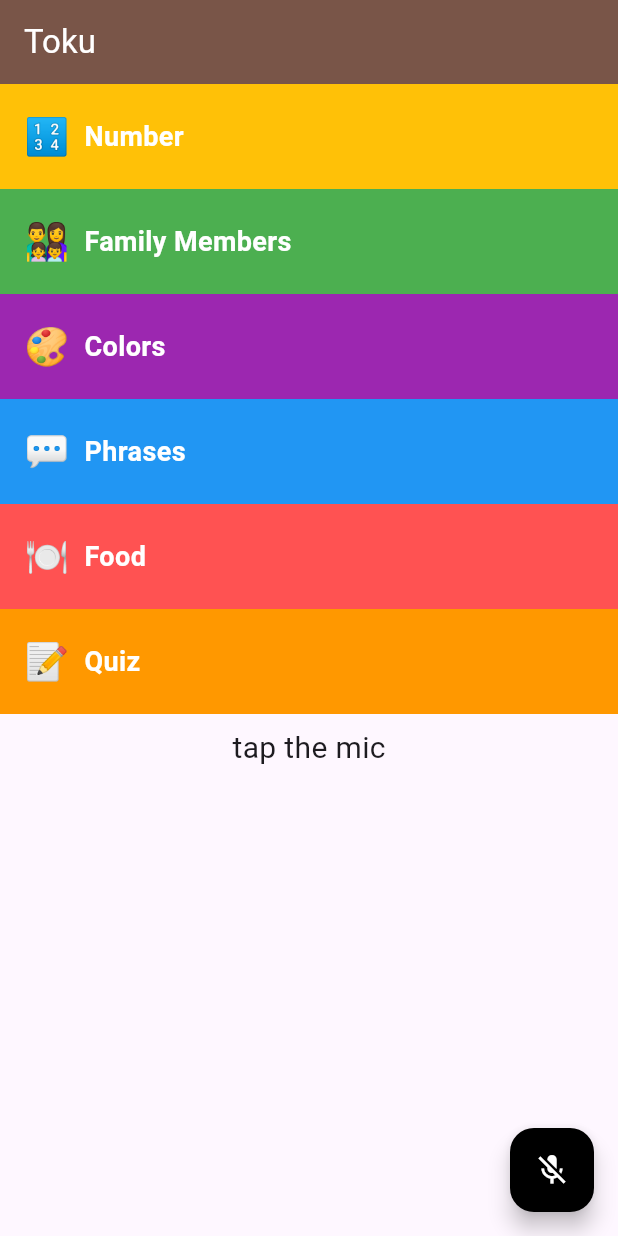
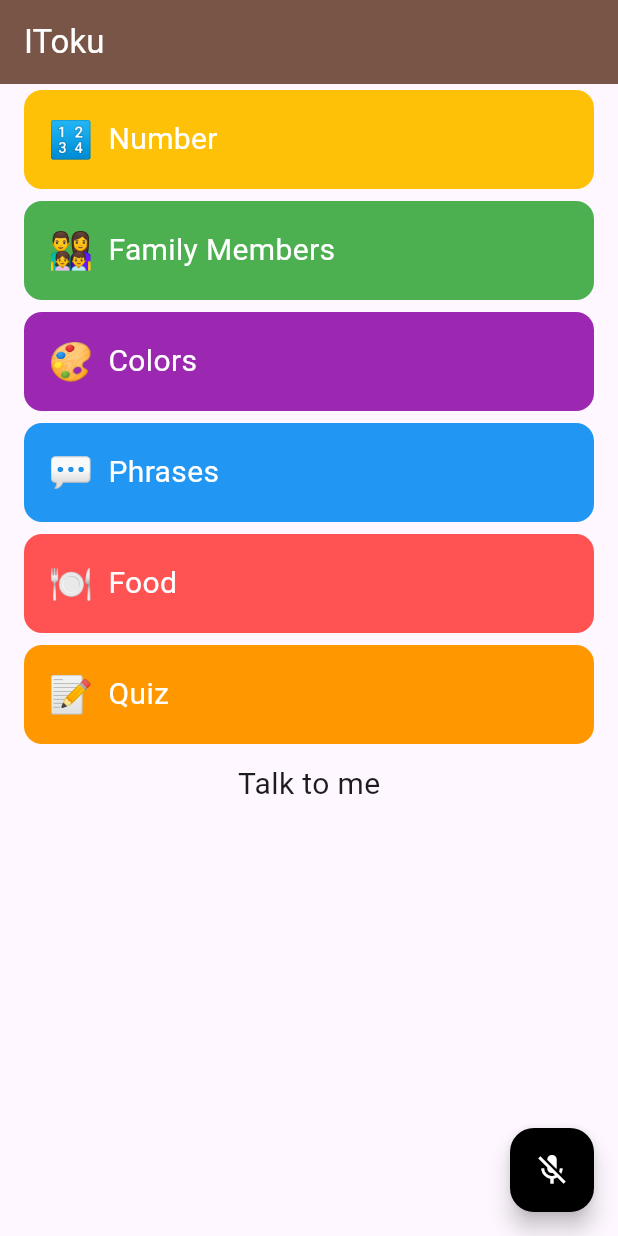
Before and after one commit to mohammedflutterpro/ITOKU_AOU, a Flutter app: the screen it shows after launch, on a phone screen of 412 x 824 dp. Run offline on Flutter 3.47's test engine with Material 3 defaults, Android fonts, the phone set to English and light mode, and no system bars; our stand-ins replace audioplayers, flutter_tts, speech_to_text; missing offline and left inert: kana_kit, translator.

Commit message:
add the translation.dart and speech_recognition.dart and also the audio player button

```diff
--- a/lib/Compononets/Category_Item.dart
+++ /dev/null
@@ -1,38 +0,0 @@
-import 'package:flutter/material.dart';
-
-class Category extends StatelessWidget {
-  Category({this.color, this.text, this.ontap, this.emoji}); // Add emoji parameter
-
-  String? text;
-  Color? color;
-  Function()? ontap;
-  String? emoji; // Add this line to accept an emoji
-
-  @override
-  Widget build(BuildContext context) {
-    return GestureDetector(
-      onTap: ontap,
-      child: Container(
-        alignment: Alignment.centerLeft,
-        padding: EdgeInsets.only(left: 16),
-        height: 70,
-        width: double.infinity,
-        color: color,
-        child: Row(
-          children: [
-            if (emoji != null) Text(emoji!, style: TextStyle(fontSize: 24)), // Display emoji if provided
-            SizedBox(width: 10), // Add some spacing between the emoji and text
-            Text(
-              text!,
-              style: TextStyle(
-                fontSize: 18,
-                color: Colors.white,
-                fontWeight: FontWeight.bold,
-              ),
-            ),
-          ],
-        ),
-      ),
-    );
-  }
-}
--- /dev/null
+++ b/lib/Compononets/WidgetsTranslation.dart
@@ -0,0 +1,56 @@
+import 'package:flutter/material.dart';
+import 'package:flutter_tts/flutter_tts.dart';
+
+class TranslationDialog {
+  static void show({
+    required BuildContext context,
+    required String originalText,
+    required String translatedText,
+    required String romaji,
+    required FlutterTts flutterTts,
+  }) {
+    showDialog(
+      context: context,
+      builder: (_) => AlertDialog(
+        title: Text('Japanese Pronunciation'),
+        content: Column(
+          mainAxisSize: MainAxisSize.min,
+          crossAxisAlignment: CrossAxisAlignment.start,
+          children: [
+            Text("English words:"),
+            Text(
+              originalText,
+              style: TextStyle(fontWeight: FontWeight.bold),
+            ),
+            SizedBox(height: 10),
+            Text("Japanese Translation:"),
+            Text(
+              translatedText,
+              style: TextStyle(fontWeight: FontWeight.bold),
+            ),
+            SizedBox(height: 10),
+            Text("Pronunciation (Romaji):"),
+            Text(
+              romaji,
+              style: TextStyle(fontWeight: FontWeight.bold),
+            ),
+          ],
+        ),
+        actions: [
+          TextButton(
+            onPressed: () => Navigator.of(context).pop(),
+            child: Text('OK'),
+          ),
+          TextButton(
+            onPressed: () {
+              flutterTts.setLanguage('ja-JP');
+              flutterTts.setSpeechRate(0.5);
+              flutterTts.speak(translatedText);
+            },
+            child: Text('Listen in Japanese'),
+          ),
+        ],
+      ),
+    );
+  }
+}
--- a/lib/data/phrases_data.dart
+++ b/lib/data/phrases_data.dart
@@ -60,4 +60,5 @@ final List<Map<String, dynamic>> phrasesData = [
   {"EnName": "I'm tired", "japName": "Tsukaremashita", "color": Colors.blueGrey.shade300},
   {"EnName": "It's hot", "japName": "Atsui desu", "color": Colors.red.shade600},
   {"EnName": "It's cold", "japName": "Samui desu", "color": Colors.blue.shade600},
+  {"EnName": "hello ", "japName": "Samui desu", "color": Colors.black},
 ];
--- a/lib/main.dart
+++ b/lib/main.dart
@@ -14,7 +14,7 @@ class MyApp extends StatelessWidget {
     return MaterialApp(
       debugShowCheckedModeBanner: false,
       title: 'ITOKU',
-      home: const HomePage_Toku(),
+      home: const HomePageToku(),
     );
   }
 }
--- /dev/null
+++ b/lib/model/Category_Item.dart
@@ -0,0 +1,37 @@
+import 'package:flutter/material.dart';
+
+class CategoryItem extends StatelessWidget {
+  final String text;
+  final String emoji;
+  final Color color;
+  final VoidCallback ontap;
+
+  const CategoryItem({
+    required this.text,
+    required this.emoji,
+    required this.color,
+    required this.ontap,
+  });
+
+  @override
+  Widget build(BuildContext context) {
+    return GestureDetector(
+      onTap: ontap,
+      child: Container(
+        padding: EdgeInsets.all(16),
+        margin: EdgeInsets.symmetric(vertical: 4, horizontal: 16),
+        decoration: BoxDecoration(
+          color: color,
+          borderRadius: BorderRadius.circular(12),
+        ),
+        child: Row(
+          children: [
+            Text(emoji, style: TextStyle(fontSize: 24)),
+            SizedBox(width: 10),
+            Text(text, style: TextStyle(fontSize: 20, color: Colors.white)),
+          ],
+        ),
+      ),
+    );
+  }
+}
--- a/lib/screen/0_Home_page.dart
+++ b/lib/screen/0_Home_page.dart
@@ -1,47 +1,45 @@
 import 'package:flutter/material.dart';
-import 'package:speech_to_text/speech_recognition_result.dart';
 import 'package:speech_to_text/speech_to_text.dart';
-import 'package:toku/Compononets/Category_Item.dart';
-import 'package:toku/screen/1_Numbers_Page.dart';
+import 'package:flutter_tts/flutter_tts.dart';
+import 'package:toku/screen/2_Family_Members.dart';
 import 'package:toku/screen/3_Colors.dart';
-import 'package:toku/screen/4_Phrases.dart';
-import 'package:toku/screen/Quiz/Quiz.dart';
 import 'package:translator/translator.dart';
-import '2_Family_Members.dart';
+import 'package:kana_kit/kana_kit.dart';
+import '../Compononets/WidgetsTranslation.dart';
+import '../model/Category_Item.dart';
+import '1_Numbers_Page.dart';
+import '4_Phrases.dart';
 import '5_food.dart';
-import 'package:kana_kit/kana_kit.dart';
-import 'package:flutter_tts/flutter_tts.dart';  // إضافة المكتبة
+import 'Quiz/Quiz.dart';
 
-class HomePage_Toku extends StatefulWidget {
-  const HomePage_Toku({super.key});
+class HomePageToku extends StatefulWidget {
+  const HomePageToku({Key? key}) : super(key: key);
 
   @override
-  State<HomePage_Toku> createState() => _HomePage_TokuState();
+  State<HomePageToku> createState() => _HomePageTokuState();
 }
 
-class _HomePage_TokuState extends State<HomePage_Toku> {
+class _HomePageTokuState extends State<HomePageToku> {
   final SpeechToText _speechToText = SpeechToText();
+  final FlutterTts _flutterTts = FlutterTts();
   bool _speechEnabled = false;
-  String _wordsspoking = '';
-  double _conLevel = 0;
-  FlutterTts _flutterTts = FlutterTts();  // إنشاء كائن FlutterTts
+  String _spokenWords = '';
+  double _confidence = 0.0;
 
   @override
   void initState() {
     super.initState();
-    initspeech();
+    _initializeSpeech();
   }
 
-  void initspeech() async {
+  void _initializeSpeech() async {
     _speechEnabled = await _speechToText.initialize();
     setState(() {});
   }
 
-  void _startlestining() async {
-    await _speechToText.listen(onResult: _onspeechresult);
-    setState(() {
-      _conLevel = 0;
-    });
+  void _startListening() async {
+    await _speechToText.listen(onResult: _onSpeechResult);
+    setState(() => _confidence = 0);
   }
 
   void _stopListening() async {
@@ -49,68 +47,26 @@ class _HomePage_TokuState extends State<HomePage_Toku> {
     setState(() {});
   }
 
-  void _onspeechresult(SpeechRecognitionResult result) async {
+  void _onSpeechResult(result) async {
     setState(() {
-      _wordsspoking = result.recognizedWords;
-      _conLevel = result.confidence ?? 0.0;
+      _spokenWords = result.recognizedWords;
+      _confidence = result.confidence ?? 0.0;
     });
 
     if (!_speechToText.isListening && result.finalResult) {
       final translator = GoogleTranslator();
-
-      // ترجمة النص من الإنجليزية إلى اليابانية
-      final translation = await translator.translate(
-        result.recognizedWords,
-        from: 'en',
-        to: 'ja',
-      );
+      final translation = await translator.translate(_spokenWords, from: 'en', to: 'ja');
       final kanaKit = KanaKit();
       final romaji = kanaKit.toRomaji(translation.text);
 
-      showDialog(
+      TranslationDialog.show(
         context: context,
-        builder: (_) => AlertDialog(
-          title: Text('Japanese Pronunciation'),
-          content: Column(
-            mainAxisSize: MainAxisSize.min,
-            crossAxisAlignment: CrossAxisAlignment.start,
-            children: [
-              Text("English words:"),
-              Text(
-                result.recognizedWords,
-                style: TextStyle(fontWeight: FontWeight.bold),
-              ),
-              SizedBox(height: 10),
-              Text("Japanese Translation:"),
-              Text(
-                translation.text,
-                style: TextStyle(fontWeight: FontWeight.bold),
-              ),
-              SizedBox(height: 10),
-              Text("Pronunciation (Romaji):"),
-              Text(
-                romaji,
-                style: TextStyle(fontWeight: FontWeight.bold),
-              ),
-            ],
-          ),
-          actions: [
-            TextButton(
-              onPressed: () => Navigator.of(context).pop(),
-              child: Text('OK'),
-            ),
-            // زرار "Listen in Japanese"
-            TextButton(
-              onPressed: () {
-                _flutterTts.setLanguage('ja-JP');  // تعيين اللغة اليابانية
-                _flutterTts.setSpeechRate(0.5);  // تعديل سرعة النطق
-                _flutterTts.speak(translation.text);  // نطق الترجمة اليابانية
-              },
-              child: Text('Listen in Japanese'),
-            ),
-          ],
-        ),
+        originalText: result.recognizedWords,
+        translatedText: translation.text,
+        romaji: romaji,
+        flutterTts: _flutterTts,
       );
+
     }
   }
 
@@ -119,105 +75,44 @@ class _HomePage_TokuState extends State<HomePage_Toku> {
     return Scaffold(
       appBar: AppBar(
         backgroundColor: Colors.brown,
-        title: Text(
-          'Toku',
-          style: TextStyle(color: Colors.white),
-        ),
+        title: const Text('IToku', style: TextStyle(color: Colors.white)),
       ),
       body: Column(
         children: [
-          Category(
-            text: 'Number',
-            emoji: '🔢',
-            color: Colors.amber,
-            ontap: () {
-              Navigator.push(context, MaterialPageRoute(builder: (context) {
-                return NumbersPage();
-              }));
-            },
-          ),
-          Category(
-            text: 'Family Members',
-            emoji: '👨‍👩‍👧‍👦',
-            color: Colors.green,
-            ontap: () {
-              Navigator.push(context, MaterialPageRoute(builder: (context) {
-                return FamilyMembers();
-              }));
-            },
-          ),
-          Category(
-            text: 'Colors',
-            emoji: '🎨',
-            color: Colors.purple,
-            ontap: () {
-              Navigator.push(context, MaterialPageRoute(builder: (context) {
-                return ColorsPage();
-              }));
-            },
-          ),
-          Category(
-            text: 'Phrases',
-            emoji: '💬',
-            color: Colors.blue,
-            ontap: () {
-              Navigator.push(context, MaterialPageRoute(builder: (context) {
-                return Phrases();
-              }));
-            },
-          ),
-          Category(
-            text: 'Food',
-            emoji: '🍽️',
-            color: Colors.redAccent,
-            ontap: () {
-              Navigator.push(context, MaterialPageRoute(builder: (context) {
-                return food();
-              }));
-            },
-          ),
-          Category(
-            text: 'Quiz',
-            emoji: '📝',
-            color: Colors.orange,
-            ontap: () {
-              Navigator.push(context, MaterialPageRoute(builder: (context) {
-                return QuizPage();
-              }));
-            },
-          ),
+          CategoryItem(text: 'Number', emoji: '🔢', color: Colors.amber, ontap: () => _navigateTo(NumbersPage())),
+          CategoryItem(text: 'Family Members', emoji: '👨‍👩‍👧‍👦', color: Colors.green, ontap: () => _navigateTo(FamilyMembers())),
+          CategoryItem(text: 'Colors', emoji: '🎨', color: Colors.purple, ontap: () => _navigateTo(ColorsPage())),
+          CategoryItem(text: 'Phrases', emoji: '💬', color: Colors.blue, ontap: () => _navigateTo(Phrases())),
+          CategoryItem(text: 'Food', emoji: '🍽️', color: Colors.redAccent, ontap: () => _navigateTo(food())),
+          CategoryItem(text: 'Quiz', emoji: '📝', color: Colors.orange, ontap: () => _navigateTo(QuizPage())),
+
           Padding(
             padding: const EdgeInsets.all(8.0),
-            child: Container(
-              child: Text(
-                _speechToText.isListening
-                    ? "listening..."
-                    : _speechEnabled
-                    ? "tap the mic"
-                    : 'not available',
-                style: TextStyle(fontSize: 20),
-              ),
+            child: Text(
+              _speechToText.isListening
+                  ? "Listening..."
+                  : _speechEnabled
+                  ? "Talk to me"
+                  : 'Speech not available',
+              style: const TextStyle(fontSize: 20),
             ),
           ),
-          Expanded(child: Container(
-            child: Text(_wordsspoking),
-          ),),
-          if (_speechToText.isNotListening && _conLevel > 0)
-            Text(
-              "confidence : ${(_conLevel * 100).toStringAsFixed(1)}%",
-              style: TextStyle(fontSize: 30, fontWeight: FontWeight.w300),
-            ),
+          Expanded(child: Text(_spokenWords)),
+          if (_speechToText.isNotListening && _confidence > 0)
+            Text("Confidence: ${(_confidence * 100).toStringAsFixed(1)}%",
+                style: const TextStyle(fontSize: 20, fontWeight: FontWeight.w300)),
         ],
       ),
       floatingActionButton: FloatingActionButton(
-        onPressed: _speechToText.isListening ? _stopListening : _startlestining,
-        tooltip: "listen",
-        child: Icon(
-          _speechToText.isNotListening ? Icons.mic_off : Icons.mic,
-          color: Colors.white,
-        ),
+        onPressed: _speechToText.isListening ? _stopListening : _startListening,
+        tooltip: "Listen",
         backgroundColor: Colors.black,
+        child: Icon(_speechToText.isNotListening ? Icons.mic_off : Icons.mic, color: Colors.white),
       ),
     );
   }
+
+  void _navigateTo(Widget screen) {
+    Navigator.push(context, MaterialPageRoute(builder: (context) => screen));
+  }
 }
--- a/lib/screen/1_Numbers_Page.dart
+++ b/lib/screen/1_Numbers_Page.dart
@@ -23,7 +23,7 @@ class NumbersPage extends StatelessWidget {
               crossAxisSpacing: 10,
               mainAxisSpacing: 10,
             ),
-            itemCount: 100,
+            itemCount: 120,
             itemBuilder: (context, index) {
               return GestureDetector(
                 onTap: () {
--- /dev/null
+++ b/lib/screen/about_page.dart
@@ -0,0 +1 @@
+// TODO Implement this library.
```
Also changed, not shown: lib/screen/drawer/about_page.dart (added, +78 -0 lines), lib/screen/drawer/DonationPage.dart (added), lib/screen/drawer/FeatureRequestPage.dart (added), lib/screen/drawer/HowToUsePage.dart (added), lib/screen/drawer/ReportProblemPage.dart (added).
